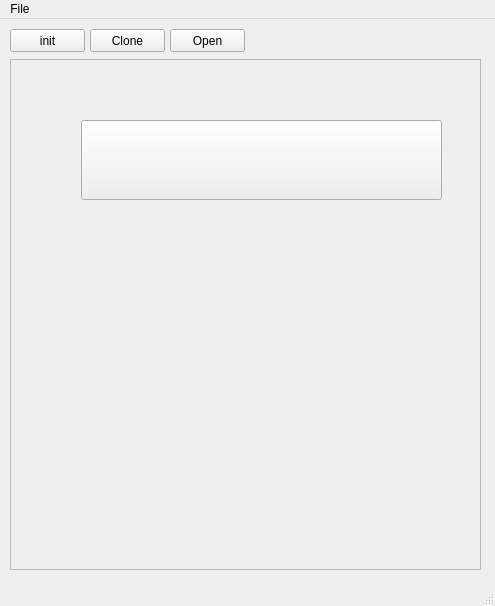
hidog/HiGit, file ui/mainwindow.ui: the form before one commit.
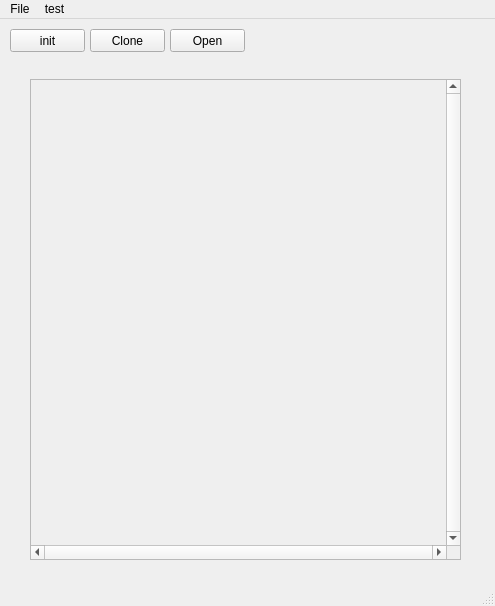
The form after the commit. Custom widgets are drawn as their Qt base class.

Commit message: add pros button to ui

```diff
--- a/ui/mainwindow.ui
+++ b/ui/mainwindow.ui
@@ -43,12 +43,21 @@
    <widget class="QScrollArea" name="scrollArea">
     <property name="geometry">
      <rect>
-      <x>10</x>
-      <y>40</y>
-      <width>471</width>
-      <height>511</height>
+      <x>30</x>
+      <y>60</y>
+      <width>431</width>
+      <height>481</height>
      </rect>
     </property>
+    <property name="frameShape">
+     <enum>QFrame::StyledPanel</enum>
+    </property>
+    <property name="verticalScrollBarPolicy">
+     <enum>Qt::ScrollBarAlwaysOn</enum>
+    </property>
+    <property name="horizontalScrollBarPolicy">
+     <enum>Qt::ScrollBarAlwaysOn</enum>
+    </property>
     <property name="widgetResizable">
      <bool>true</bool>
     </property>
@@ -57,20 +66,28 @@
       <rect>
        <x>0</x>
        <y>0</y>
-       <width>469</width>
-       <height>509</height>
+       <width>413</width>
+       <height>463</height>
       </rect>
      </property>
-     <widget class="ProjectButton" name="frame">
-      <property name="geometry">
-       <rect>
-        <x>70</x>
-        <y>60</y>
-        <width>361</width>
-        <height>80</height>
-       </rect>
-      </property>
-     </widget>
+     <property name="minimumSize">
+      <size>
+       <width>0</width>
+       <height>0</height>
+      </size>
+     </property>
+     <property name="sizeIncrement">
+      <size>
+       <width>0</width>
+       <height>0</height>
+      </size>
+     </property>
+     <property name="baseSize">
+      <size>
+       <width>0</width>
+       <height>0</height>
+      </size>
+     </property>
     </widget>
    </widget>
    <widget class="QPushButton" name="openButton">
@@ -103,7 +120,13 @@
     <addaction name="actionCreate"/>
     <addaction name="actionClone"/>
    </widget>
+   <widget class="QMenu" name="menuTest">
+    <property name="title">
+     <string>test</string>
+    </property>
+   </widget>
    <addaction name="menuFile"/>
+   <addaction name="menuTest"/>
   </widget>
   <widget class="QStatusBar" name="statusBar"/>
   <action name="actionClone">
@@ -123,14 +146,6 @@
   </action>
  </widget>
  <layoutdefault spacing="6" margin="11"/>
- <customwidgets>
-  <customwidget>
-   <class>ProjectButton</class>
-   <extends>QPushButton</extends>
-   <header>projectbutton.h</header>
-   <container>1</container>
-  </customwidget>
- </customwidgets>
  <resources/>
  <connections/>
 </ui>
```
Left out of the diff: 29 changed lines with no effect on the pictures. The commit also changes 9 other files.
